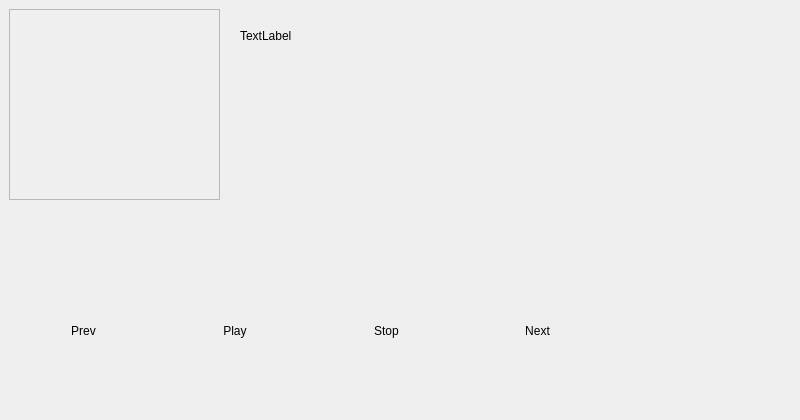
This is mainwindow.ui in funkycode/maemo-xmms2 as Qt 5 draws it before an edit. The edited form follows.
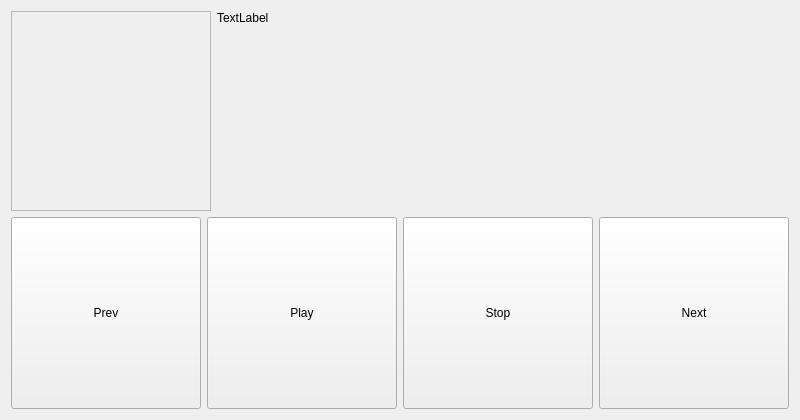
This is the edited form.

Commit message: modified:   mainwindow.cpp 	modified:   mainwindow.h 	modified:   mainwindow.ui 	modified:   qtc_packaging/debian_fremantle/control 	deleted:    xmms2con.cpp 	deleted:    xmms2con.h 	xmms2connector.cpp 	xmms2connector.h

```diff
--- a/mainwindow.ui
+++ b/mainwindow.ui
@@ -20,14 +20,22 @@
    <bool>false</bool>
   </property>
   <widget class="QWidget" name="centralWidget">
+   <layout class="QVBoxLayout" name="verticalLayout">
+    <item>
+     <layout class="QHBoxLayout" name="horizontalLayout_2">
+      <item>
    <widget class="QFrame" name="frame">
-    <property name="geometry">
-     <rect>
-      <x>9</x>
-      <y>9</y>
-      <width>211</width>
-      <height>191</height>
-     </rect>
+        <property name="sizePolicy">
+         <sizepolicy hsizetype="Fixed" vsizetype="Fixed">
+          <horstretch>0</horstretch>
+          <verstretch>0</verstretch>
+         </sizepolicy>
+        </property>
+        <property name="minimumSize">
+         <size>
+          <width>200</width>
+          <height>200</height>
+         </size>
     </property>
     <property name="frameShape">
      <enum>QFrame::StyledPanel</enum>
@@ -36,34 +44,23 @@
      <enum>QFrame::Raised</enum>
     </property>
    </widget>
-   <widget class="QLabel" name="song_info_label">
-    <property name="geometry">
-     <rect>
-      <x>240</x>
-      <y>10</y>
-      <width>381</width>
-      <height>51</height>
-     </rect>
-    </property>
+      </item>
+      <item>
+       <widget class="QLabel" name="song_info">
     <property name="text">
      <string>TextLabel</string>
     </property>
-   </widget>
-   <widget class="QWidget" name="layoutWidget">
-    <property name="geometry">
-     <rect>
-      <x>0</x>
-      <y>270</y>
-      <width>621</width>
-      <height>121</height>
-     </rect>
-    </property>
-    <property name="sizePolicy">
-     <sizepolicy hsizetype="Preferred" vsizetype="Preferred">
-      <horstretch>0</horstretch>
-      <verstretch>0</verstretch>
-     </sizepolicy>
-    </property>
+        <property name="alignment">
+         <set>Qt::AlignLeading|Qt::AlignLeft|Qt::AlignTop</set>
+        </property>
+        <property name="wordWrap">
+         <bool>true</bool>
+        </property>
+       </widget>
+      </item>
+     </layout>
+    </item>
+    <item>
     <layout class="QHBoxLayout" name="horizontalLayout">
      <property name="sizeConstraint">
       <enum>QLayout::SetDefaultConstraint</enum>
@@ -71,11 +68,17 @@
      <item>
       <widget class="QPushButton" name="prev_bt">
        <property name="sizePolicy">
-        <sizepolicy hsizetype="Minimum" vsizetype="Preferred">
+         <sizepolicy hsizetype="Preferred" vsizetype="Minimum">
          <horstretch>0</horstretch>
          <verstretch>0</verstretch>
         </sizepolicy>
        </property>
+        <property name="minimumSize">
+         <size>
+          <width>0</width>
+          <height>50</height>
+         </size>
+        </property>
        <property name="text">
         <string>Prev</string>
        </property>
@@ -86,18 +89,24 @@
         <bool>true</bool>
        </property>
        <property name="flat">
-        <bool>true</bool>
+         <bool>false</bool>
        </property>
       </widget>
      </item>
      <item>
       <widget class="QPushButton" name="play_bt">
        <property name="sizePolicy">
-        <sizepolicy hsizetype="Minimum" vsizetype="Preferred">
+         <sizepolicy hsizetype="Preferred" vsizetype="Minimum">
          <horstretch>0</horstretch>
          <verstretch>0</verstretch>
         </sizepolicy>
        </property>
+        <property name="minimumSize">
+         <size>
+          <width>0</width>
+          <height>50</height>
+         </size>
+        </property>
        <property name="text">
         <string>Play</string>
        </property>
@@ -108,18 +117,24 @@
         <bool>true</bool>
        </property>
        <property name="flat">
-        <bool>true</bool>
+         <bool>false</bool>
        </property>
       </widget>
      </item>
      <item>
       <widget class="QPushButton" name="stop_bt">
        <property name="sizePolicy">
-        <sizepolicy hsizetype="Minimum" vsizetype="Preferred">
+         <sizepolicy hsizetype="Preferred" vsizetype="Minimum">
          <horstretch>0</horstretch>
          <verstretch>0</verstretch>
         </sizepolicy>
        </property>
+        <property name="minimumSize">
+         <size>
+          <width>0</width>
+          <height>50</height>
+         </size>
+        </property>
        <property name="text">
         <string>Stop</string>
        </property>
@@ -130,18 +145,24 @@
         <bool>true</bool>
        </property>
        <property name="flat">
-        <bool>true</bool>
+         <bool>false</bool>
        </property>
       </widget>
      </item>
      <item>
       <widget class="QPushButton" name="next_bt">
        <property name="sizePolicy">
-        <sizepolicy hsizetype="Minimum" vsizetype="Preferred">
+         <sizepolicy hsizetype="Preferred" vsizetype="Minimum">
          <horstretch>0</horstretch>
          <verstretch>0</verstretch>
         </sizepolicy>
        </property>
+        <property name="minimumSize">
+         <size>
+          <width>0</width>
+          <height>50</height>
+         </size>
+        </property>
        <property name="text">
         <string>Next</string>
        </property>
@@ -152,12 +173,13 @@
         <bool>true</bool>
        </property>
        <property name="flat">
-        <bool>true</bool>
+         <bool>false</bool>
        </property>
       </widget>
      </item>
     </layout>
-   </widget>
+    </item>
+   </layout>
   </widget>
   <widget class="QMenuBar" name="menuBar">
    <property name="geometry">
```
Left out of the diff: 2 changed lines with no effect on the pictures. Lines whose indentation alone changed are shown as unchanged. The commit also changes 5 other files.
